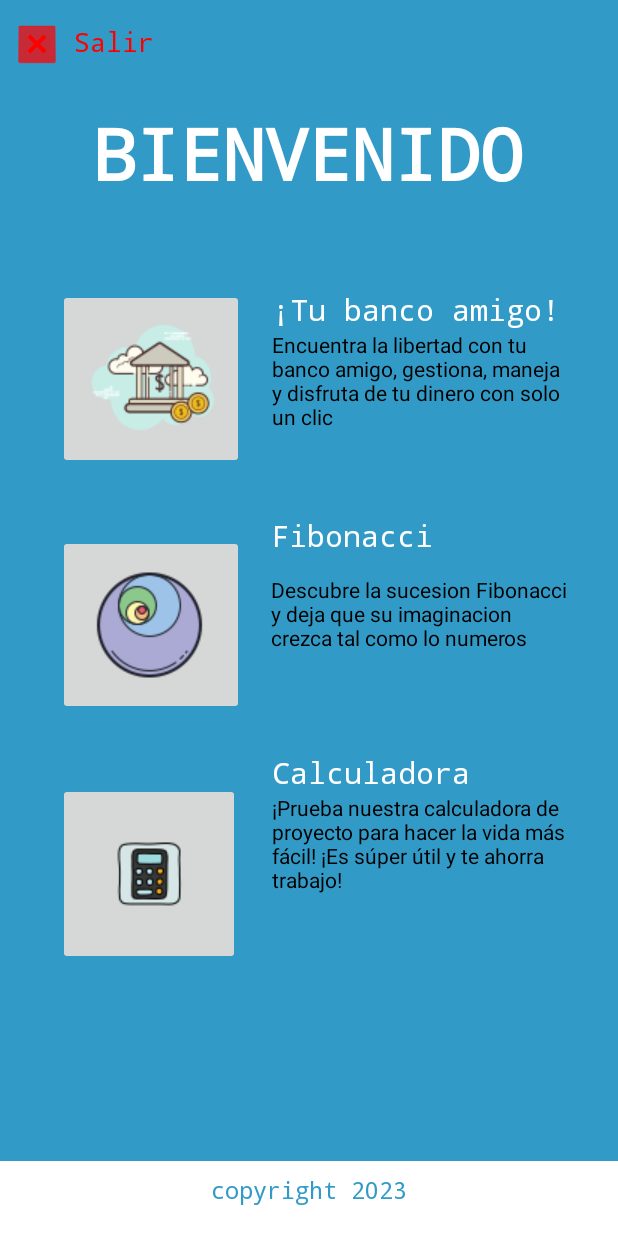
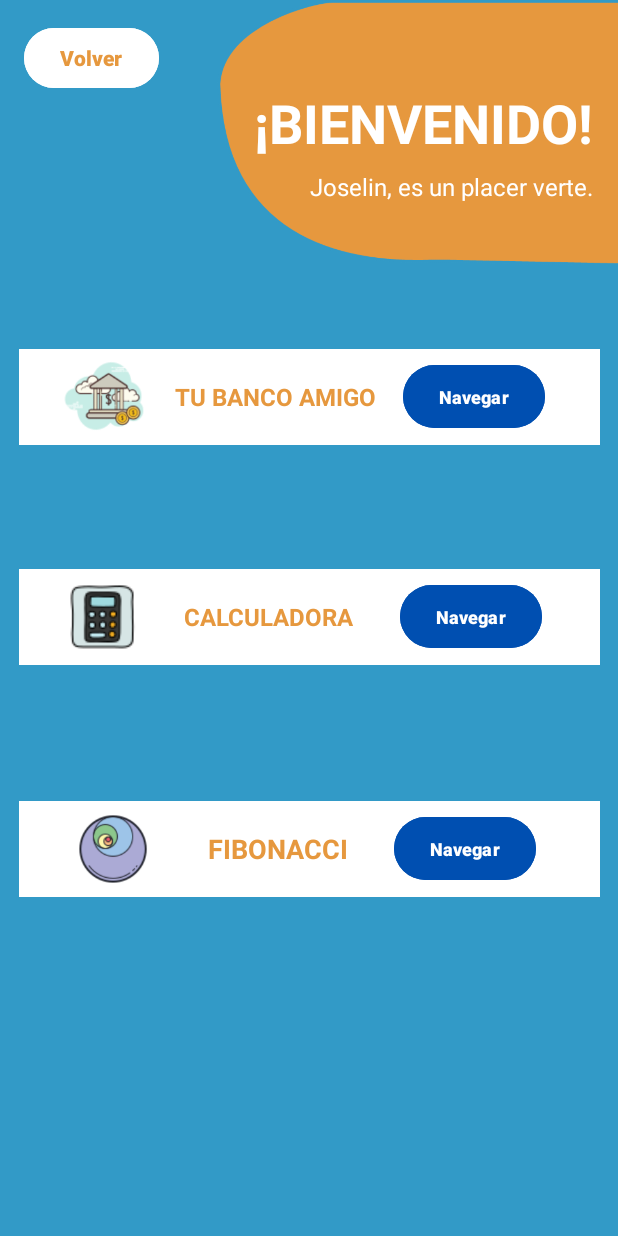
Before and after one commit to SantiagoBulla/AppsKotlinSena, an Android app: the Menu screen opened directly, with no data from a screen before it, on a phone screen of 412 x 824 dp. Run offline under Robolectric (Android 15) with nearby library versions, the phone set to English and light mode, and no system bars.

Commit message:
modificacion menu

```diff
--- a/FirstApp/app/src/main/java/com/santiagobulla/myapplication/Menu.kt
+++ b/FirstApp/app/src/main/java/com/santiagobulla/myapplication/Menu.kt
@@ -3,6 +3,7 @@ package com.santiagobulla.myapplication
 import android.content.Intent
 import androidx.appcompat.app.AppCompatActivity
 import android.os.Bundle
+import android.widget.Button
 import android.widget.ImageButton
 import android.widget.Toast
 
@@ -11,10 +12,10 @@ class Menu : AppCompatActivity() {
         super.onCreate(savedInstanceState)
         setContentView(R.layout.activity_menu)
 
-        val btnLogOut = findViewById<ImageButton>(R.id.imageButtonLogOut)
-        val btnImageFibonacci = findViewById<ImageButton>(R.id.imageButtonFibonacci)
-        val btnImagebanco = findViewById<ImageButton>(R.id.imageButtonBanco)
-        val btnImageCalculadora = findViewById<ImageButton>(R.id.imageButtonCalculadora)
+        val btnLogOut = findViewById<Button>(R.id.ButtonLogOut)
+        val btnImageFibonacci = findViewById<Button>(R.id.buttonFibonacci)
+        val btnImagebanco = findViewById<Button>(R.id.buttonBanco)
+        val btnImageCalculadora = findViewById<Button>(R.id.buttonCalculadora)
 
         btnLogOut.setOnClickListener {
             val intent = Intent(this, MainActivity::class.java)
--- a/FirstApp/app/src/main/res/layout/activity_menu.xml
+++ b/FirstApp/app/src/main/res/layout/activity_menu.xml
@@ -27,203 +27,253 @@
         android:layout_width="wrap_content"
         android:layout_height="wrap_content"
         android:orientation="horizontal"
-        app:layout_constraintGuide_percent="0.44" />
+        app:layout_constraintGuide_percent="0.4" />
 
     <androidx.constraintlayout.widget.Guideline
         android:id="@+id/guideline4"
         android:layout_width="wrap_content"
         android:layout_height="wrap_content"
         android:orientation="horizontal"
-        app:layout_constraintGuide_percent="0.67" />
+        app:layout_constraintGuide_percent="0.8" />
 
-    <TextView
-        android:id="@+id/textViewMenuTitle"
+    <androidx.constraintlayout.widget.Guideline
+        android:id="@+id/guideline10"
         android:layout_width="wrap_content"
         android:layout_height="wrap_content"
-        android:fontFamily="monospace"
-        android:text="@string/bienvenido"
-        android:textAllCaps="true"
-        android:textColor="#ffffff"
-        android:textSize="48sp"
-        android:textStyle="bold"
-        app:layout_constraintBottom_toTopOf="@+id/guideline2"
-        app:layout_constraintEnd_toEndOf="parent"
-        app:layout_constraintHorizontal_bias="0.496"
+        android:orientation="horizontal"
+        app:layout_constraintGuide_percent="0.6" />
+
+    <ImageView
+        android:id="@+id/imageView5"
+        android:layout_width="315dp"
+        android:layout_height="177dp"
+        android:layout_marginStart="132dp"
+        android:layout_marginBottom="152dp"
+        app:layout_constraintBottom_toTopOf="@+id/guideline3"
         app:layout_constraintStart_toStartOf="parent"
-        app:layout_constraintTop_toTopOf="parent"
-        app:layout_constraintVertical_bias="0.695" />
-
-    <ImageButton
-        android:id="@+id/imageButtonLogOut"
-        android:layout_width="49dp"
-        android:layout_height="51dp"
-        android:background="#329AC7"
-        android:contentDescription="@string/icono_para_ingresar_a_las_funcionalidades_del_banco"
-        app:layout_constraintBottom_toTopOf="@+id/guideline2"
-        app:layout_constraintEnd_toEndOf="parent"
-        app:layout_constraintHorizontal_bias="0.0"
-        app:layout_constraintStart_toStartOf="parent"
-        app:layout_constraintTop_toTopOf="parent"
-        app:layout_constraintVertical_bias="0.028"
-        app:srcCompat="@android:drawable/btn_dialog"
-        app:tint="#FF0000" />
+        app:srcCompat="@drawable/picture5" />
 
     <TextView
         android:id="@+id/textView6"
         android:layout_width="wrap_content"
         android:layout_height="wrap_content"
-        android:fontFamily="monospace"
-        android:text="@string/salir"
-        android:textColor="#FF0000"
-        android:textSize="18sp"
+        android:text="¡BIENVENIDO!"
+        android:textColor="#FFFFFF"
+        android:textSize="36sp"
+        android:textStyle="bold"
         app:layout_constraintBottom_toTopOf="@+id/guideline2"
         app:layout_constraintEnd_toEndOf="parent"
-        app:layout_constraintHorizontal_bias="0.0"
-        app:layout_constraintStart_toEndOf="@+id/imageButtonLogOut"
+        app:layout_constraintHorizontal_bias="0.912"
+        app:layout_constraintStart_toStartOf="parent"
         app:layout_constraintTop_toTopOf="parent"
-        app:layout_constraintVertical_bias="0.108" />
-
-    <ImageButton
-        android:id="@+id/imageButtonBanco"
-        android:layout_width="wrap_content"
-        android:layout_height="wrap_content"
-        android:layout_marginTop="28dp"
-        android:contentDescription="@string/icono_para_usar_los_servicios_del_banco"
-        app:layout_constraintEnd_toStartOf="@+id/guideline"
-        app:layout_constraintHorizontal_bias="0.475"
-        app:layout_constraintStart_toStartOf="parent"
-        app:layout_constraintTop_toTopOf="@+id/guideline2"
-        app:srcCompat="@drawable/icons8_edificio_del_banco_100" />
-
-    <ImageButton
-        android:id="@+id/imageButtonCalculadora"
-        android:layout_width="121dp"
-        android:layout_height="121dp"
-        android:contentDescription="@string/icono_para_usar_la_calculadora"
-        app:layout_constraintBottom_toBottomOf="parent"
-        app:layout_constraintEnd_toStartOf="@+id/guideline"
-        app:layout_constraintHorizontal_bias="0.458"
-        app:layout_constraintStart_toStartOf="parent"
-        app:layout_constraintTop_toBottomOf="@+id/imageButtonFibonacci"
-        app:layout_constraintVertical_bias="0.202"
-        app:srcCompat="@drawable/icons8_calculadora_de_manzana_48" />
-
-    <ImageButton
-        android:id="@+id/imageButtonFibonacci"
-        android:layout_width="wrap_content"
-        android:layout_height="wrap_content"
-        android:layout_marginTop="44dp"
-        android:contentDescription="@string/icono_para_usar_la_secuencia_fibonacci"
-        app:layout_constraintEnd_toStartOf="@+id/guideline"
-        app:layout_constraintHorizontal_bias="0.475"
-        app:layout_constraintStart_toStartOf="parent"
-        app:layout_constraintTop_toBottomOf="@+id/imageButtonBanco"
-        app:srcCompat="@drawable/icons8_c_rculos_de_fibonacci_100" />
-
-    <TextView
-        android:id="@+id/textViewBanco"
-        android:layout_width="wrap_content"
-        android:layout_height="wrap_content"
-        android:layout_marginTop="28dp"
-        android:fontFamily="monospace"
-        android:text="@string/tu_banco_amigo"
-        android:textColor="#ffffff"
-        android:textSize="20sp"
-        app:layout_constraintEnd_toEndOf="parent"
-        app:layout_constraintHorizontal_bias="0.0"
-        app:layout_constraintStart_toStartOf="@+id/textView8"
-        app:layout_constraintTop_toTopOf="@+id/guideline2" />
+        app:layout_constraintVertical_bias="0.492" />
 
     <TextView
         android:id="@+id/textView8"
-        android:layout_width="200dp"
+        android:layout_width="wrap_content"
         android:layout_height="wrap_content"
-        android:text="@string/encuentra_la_libertad_con_tu_banco_amigo_gestiona_maneja_y_disfruta_de_tu_dinero_con_solo_un_clic"
-        android:textColor="@color/black"
+        android:text="Joselin, es un placer verte."
+        android:textColor="#ffffff"
+        android:textSize="16sp"
+        app:layout_constraintBottom_toTopOf="@+id/guideline2"
+        app:layout_constraintEnd_toEndOf="parent"
+        app:layout_constraintHorizontal_bias="0.928"
+        app:layout_constraintStart_toStartOf="parent"
+        app:layout_constraintTop_toTopOf="parent"
+        app:layout_constraintVertical_bias="0.794" />
+
+    <Button
+        android:id="@+id/ButtonLogOut"
+        android:layout_width="wrap_content"
+        android:layout_height="wrap_content"
+        android:backgroundTint="#ffff"
+        android:text="Volver"
+        android:textAlignment="textStart"
+        android:textColor="#e6983e"
+        android:textSize="14sp"
+        android:textStyle="bold"
+        app:layout_constraintBottom_toTopOf="@+id/guideline2"
+        app:layout_constraintEnd_toStartOf="@+id/guideline"
+        app:layout_constraintHorizontal_bias="0.137"
+        app:layout_constraintStart_toStartOf="parent"
+        app:layout_constraintTop_toTopOf="parent"
+        app:layout_constraintVertical_bias="0.123" />
+
+    <androidx.appcompat.widget.Toolbar
+        android:id="@+id/toolbar"
+        android:layout_width="387dp"
+        android:layout_height="64dp"
+        android:background="#ffffff"
+        app:layout_constraintBottom_toTopOf="@+id/guideline10"
+        app:layout_constraintEnd_toEndOf="parent"
+        app:layout_constraintHorizontal_bias="0.5"
+        app:layout_constraintHorizontal_chainStyle="spread_inside"
+        app:layout_constraintStart_toStartOf="parent"
+        app:layout_constraintTop_toTopOf="@+id/guideline3"
+        app:layout_constraintVertical_bias="0.495">
+
+        <LinearLayout
+            android:layout_width="match_parent"
+            android:layout_height="match_parent"
+            android:gravity="center_vertical"
+            android:orientation="horizontal">
+
+            <ImageView
+                android:layout_width="48dp"
+                android:layout_height="48dp"
+                android:layout_margin="15dp"
+                android:scaleType="centerCrop"
+                android:src="@drawable/icons8_calculadora_de_manzana_48" />
+
+            <TextView
+                android:layout_width="wrap_content"
+                android:layout_height="wrap_content"
+                android:layout_margin="15dp"
+                android:text="CALCULADORA"
+                android:textColor="#e6983e"
+                android:textSize="16sp"
+                android:textStyle="bold" />
+
+            <Button
+                android:id="@+id/buttonCalculadora"
+                android:layout_width="wrap_content"
+                android:layout_height="50dp"
+                android:layout_margin="15dp"
+                android:backgroundTint="#004FB1"
+                android:text="Navegar"
+                android:textAlignment="textStart"
+                android:textColor="#FFFF"
+                android:textSize="12sp"
+                android:textStyle="bold"
+                app:iconTint="#329AC7" />
+        </LinearLayout>
+    </androidx.appcompat.widget.Toolbar>
+
+    <androidx.appcompat.widget.Toolbar
+        android:id="@+id/toolbar2"
+        android:layout_width="387dp"
+        android:layout_height="64dp"
+        android:background="#ffffff"
         app:layout_constraintBottom_toTopOf="@+id/guideline3"
         app:layout_constraintEnd_toEndOf="parent"
-        app:layout_constraintHorizontal_bias="0.375"
-        app:layout_constraintStart_toEndOf="@+id/imageButtonBanco"
-        app:layout_constraintTop_toBottomOf="@+id/textViewBanco"
-        app:layout_constraintVertical_bias="0.0" />
+        app:layout_constraintHorizontal_bias="0.5"
+        app:layout_constraintHorizontal_chainStyle="spread_inside"
+        app:layout_constraintStart_toStartOf="parent"
+        app:layout_constraintTop_toTopOf="@+id/guideline2"
+        app:layout_constraintVertical_bias="0.678">
 
-    <TextView
-        android:id="@+id/textView9"
-        android:layout_width="wrap_content"
-        android:layout_height="wrap_content"
-        android:layout_marginTop="56dp"
-        android:fontFamily="monospace"
-        android:text="@string/fibonacci"
-        android:textColor="#ffffff"
-        android:textSize="20sp"
-        app:layout_constraintEnd_toEndOf="@+id/textView10"
-        app:layout_constraintHorizontal_bias="0.0"
-        app:layout_constraintStart_toStartOf="@+id/textView10"
-        app:layout_constraintTop_toBottomOf="@+id/textView8" />
+        <LinearLayout
+            android:layout_width="match_parent"
+            android:layout_height="match_parent"
+            android:gravity="center_vertical"
+            android:orientation="horizontal">
 
-    <TextView
-        android:id="@+id/textView10"
-        android:layout_width="200dp"
-        android:layout_height="wrap_content"
-        android:layout_marginStart="16dp"
-        android:text="@string/descubre_la_sucesion_fibonacci_y_deja_que_su_imaginacion_crezca_tal_como_lo_numeros"
-        android:textColor="@color/black"
+            <ImageView
+                android:layout_width="64dp"
+                android:layout_height="64dp"
+                android:layout_margin="8dp"
+                android:scaleType="centerCrop"
+                android:src="@drawable/icons8_edificio_del_banco_100" />
+
+            <TextView
+                android:layout_width="wrap_content"
+                android:layout_height="wrap_content"
+                android:layout_margin="8dp"
+                android:text="TU BANCO AMIGO"
+                android:textColor="#e6983e"
+                android:textSize="16sp"
+                android:textStyle="bold" />
+
+            <Button
+                android:id="@+id/buttonBanco"
+                android:layout_width="wrap_content"
+                android:layout_height="50dp"
+                android:layout_margin="10dp"
+                android:backgroundTint="#004FB1"
+                android:text="Navegar"
+                android:textAlignment="textStart"
+                android:textColor="#FFFF"
+                android:textSize="12sp"
+                android:textStyle="bold"
+                app:iconTint="#329AC7" />
+        </LinearLayout>
+    </androidx.appcompat.widget.Toolbar>
+
+
+    <androidx.appcompat.widget.Toolbar
+        android:id="@+id/toolbar3"
+        android:layout_width="387dp"
+        android:layout_height="64dp"
+        android:background="#ffffff"
         app:layout_constraintBottom_toTopOf="@+id/guideline4"
         app:layout_constraintEnd_toEndOf="parent"
-        app:layout_constraintHorizontal_bias="0.062"
-        app:layout_constraintStart_toEndOf="@+id/imageButtonFibonacci"
-        app:layout_constraintTop_toBottomOf="@+id/textView8"
-        app:layout_constraintVertical_bias="0.449" />
+        app:layout_constraintHorizontal_bias="0.5"
+        app:layout_constraintHorizontal_chainStyle="spread_inside"
+        app:layout_constraintStart_toStartOf="parent"
+        app:layout_constraintTop_toTopOf="@+id/guideline10"
+        app:layout_constraintVertical_bias="0.391">
 
-    <TextView
-        android:id="@+id/textView11"
-        android:layout_width="wrap_content"
-        android:layout_height="wrap_content"
-        android:fontFamily="monospace"
-        android:text="@string/calculadora"
-        android:textColor="#ffffff"
-        android:textSize="20sp"
-        app:layout_constraintBottom_toTopOf="@+id/textView12"
-        app:layout_constraintEnd_toEndOf="@+id/textView12"
-        app:layout_constraintHorizontal_bias="0.0"
-        app:layout_constraintStart_toStartOf="@+id/textView12"
-        app:layout_constraintTop_toBottomOf="@+id/textView10"
-        app:layout_constraintVertical_bias="1.0" />
-
-    <TextView
-        android:id="@+id/textView12"
-        android:layout_width="200dp"
-        android:layout_height="wrap_content"
-        android:layout_marginBottom="228dp"
-        android:text="@string/prueba_nuestra_calculadora_de_proyecto_para_hacer_la_vida_m_s_f_cil_es_s_per_til_y_te_ahorra_trabajo"
-        android:textColor="@color/black"
-        app:layout_constraintBottom_toBottomOf="parent"
-        app:layout_constraintEnd_toEndOf="parent"
-        app:layout_constraintHorizontal_bias="0.411"
-        app:layout_constraintStart_toEndOf="@+id/imageButtonCalculadora" />
-
-    <FrameLayout
-        android:id="@+id/frameLayout2"
-        android:layout_width="0dp"
-        android:layout_height="50dp"
-        android:background="#ffff"
-        app:layout_constraintBottom_toBottomOf="parent"
-        app:layout_constraintEnd_toEndOf="parent"
-        app:layout_constraintHorizontal_bias="0.0"
-        app:layout_constraintStart_toStartOf="parent"
-        app:layout_constraintTop_toTopOf="@+id/guideline2"
-        app:layout_constraintVertical_bias="1.0">
-
-        <TextView
-            android:id="@+id/textView13"
+        <LinearLayout
             android:layout_width="match_parent"
             android:layout_height="match_parent"
-            android:fontFamily="monospace"
-            android:paddingTop="8dp"
-            android:text="@string/copyright_2023"
-            android:textAlignment="center"
-            android:textColor="#329AC7"
-            android:textSize="16sp" />
-    </FrameLayout>
+            android:gravity="center_vertical"
+            android:orientation="horizontal">
+
+            <ImageView
+                android:layout_width="64dp"
+                android:layout_height="64dp"
+                android:layout_margin="15dp"
+                android:scaleType="centerCrop"
+                android:src="@drawable/icons8_c_rculos_de_fibonacci_100" />
+
+            <TextView
+                android:layout_width="wrap_content"
+                android:layout_height="wrap_content"
+                android:layout_margin="15dp"
+                android:text="FIBONACCI"
+                android:textColor="#e6983e"
+                android:textSize="18sp"
+                android:textStyle="bold" />
+
+            <Button
+                android:id="@+id/buttonFibonacci"
+                android:layout_width="wrap_content"
+                android:layout_height="50dp"
+                android:layout_margin="15dp"
+                android:backgroundTint="#004FB1"
+                android:text="Navegar"
+                android:textAlignment="textStart"
+                android:textColor="#FFFF"
+                android:textSize="12sp"
+                android:textStyle="bold"
+                app:iconTint="#329AC7" />
+        </LinearLayout>
+    </androidx.appcompat.widget.Toolbar>
 
 </androidx.constraintlayout.widget.ConstraintLayout>
+
+    <!-- <androidx.cardview.widget.CardView
+            android:layout_width="409dp"
+            android:layout_height="wrap_content"
+            app:layout_constraintBottom_toTopOf="@+id/guideline10"
+            app:layout_constraintStart_toStartOf="parent"
+            app:layout_constraintTop_toTopOf="@+id/guideline3">
+
+
+            <ImageView
+                android:id="@+id/imagen"
+                android:layout_width="match_parent"
+                android:layout_height="200dp"
+                android:scaleType="centerCrop"
+                android:src="@drawable/nube" />
+
+
+            <TextView
+                android:id="@+id/texto"
+                android:layout_width="match_parent"
+                android:layout_height="wrap_content"
+                android:padding="16dp"
+                android:text="Texto de ejemplo"
+                android:textColor="#000000"
+                android:textSize="18sp" />
+        </androidx.cardview.widget.CardView>-->
```
Also changed, not shown: FirstApp/app/src/main/res/drawable/nube.png (added), FirstApp/app/src/main/res/drawable/picture1.png (added), FirstApp/app/src/main/res/drawable/picture3.png (added), FirstApp/app/src/main/res/drawable/picture4.png (added), FirstApp/app/src/main/res/drawable/picture5.png (added).
